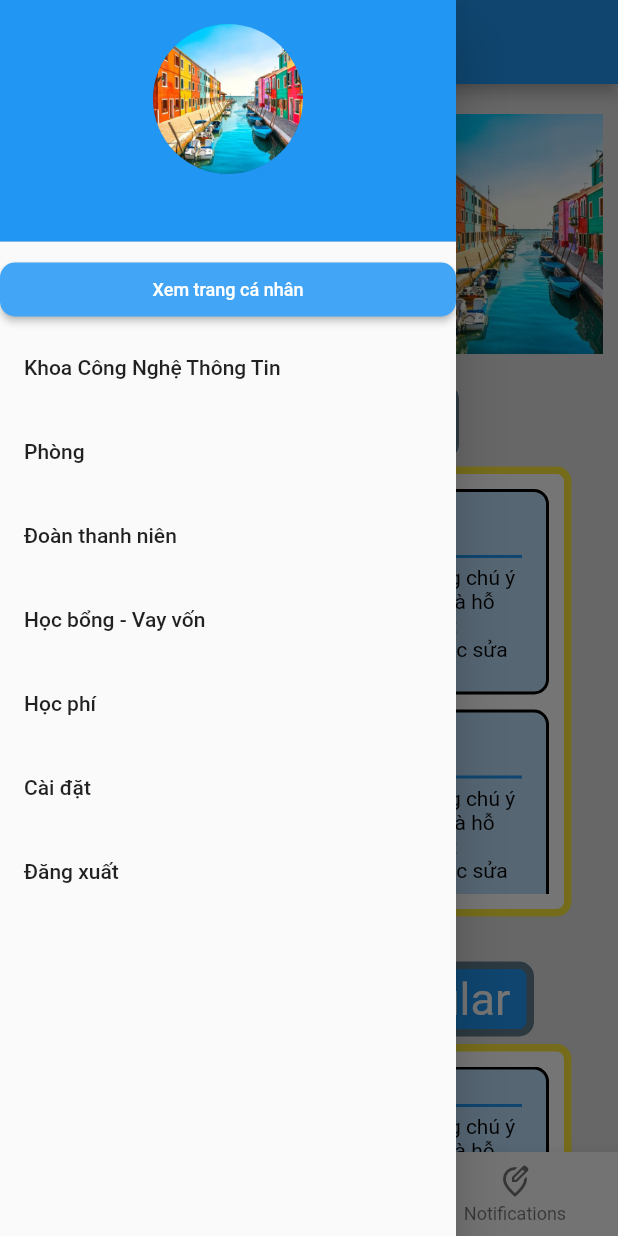
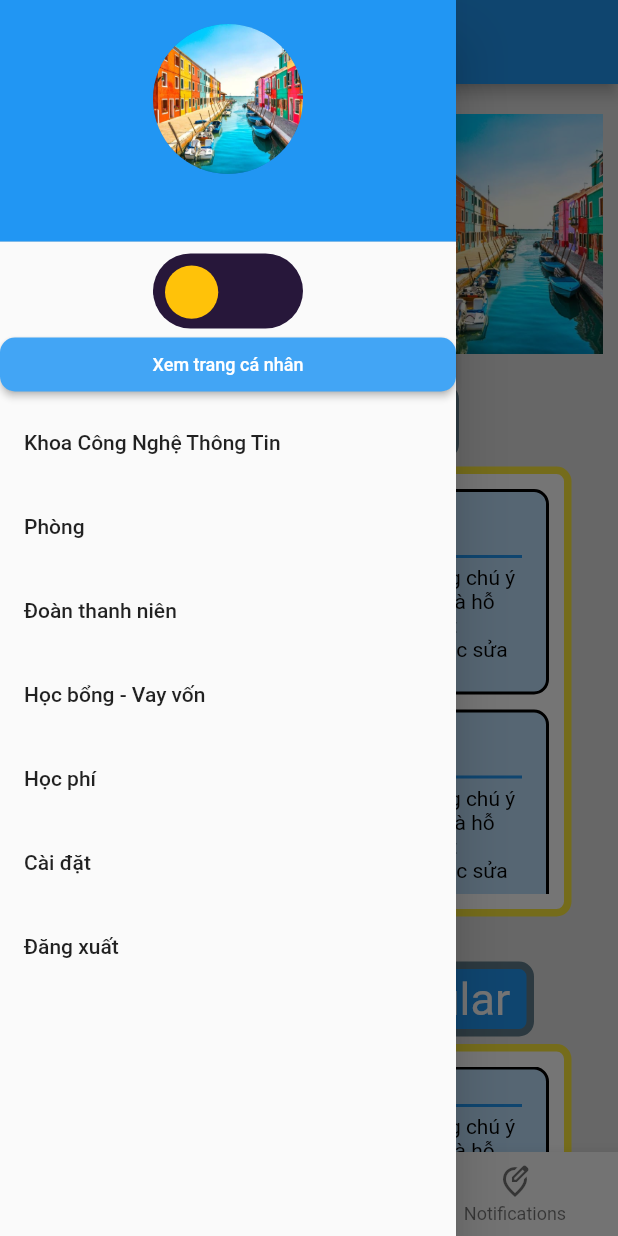
Before and after one commit to NguyenMinhDuc217/studentinformationmanagement, a Flutter app: the screen it shows after launch, with the side drawer open, on a phone screen of 412 x 824 dp. Run offline on Flutter 3.47's test engine with Material 2 defaults, Android fonts, the phone set to English and light mode, and no system bars; our stand-ins replace firebase_core, firebase_database; accounts and stored records are empty; Roboto replaces fonts that are missing (Karla).

Commit message:
chuyen chu de man hinh  sang/toi

```diff
--- a/lib/department.dart
+++ b/lib/department.dart
@@ -110,6 +110,7 @@ class _DepartmentPageState extends State<DepartmentPage> {
       _temp["canseemore"] as bool,
     );
   }
+
   @override
   void initState() {
     super.initState();
--- a/lib/main.dart
+++ b/lib/main.dart
@@ -1,7 +1,15 @@
+// ignore_for_file: unused_import
+
 import 'dart:io';
 
 import 'package:firebase_core/firebase_core.dart';
 import 'package:flutter/material.dart';
+
+import 'package:provider/provider.dart';
+import './providers/theme_provider.dart';
+
+import './mode_toggle_button.dart';
+
 import 'package:student_information_management/department.dart';
 import 'package:student_information_management/errorlogin.dart';
 import 'package:student_information_management/homepage.dart';
@@ -25,15 +33,45 @@ class MyApp extends StatelessWidget {
   // This widget is the root of your application.
   @override
   Widget build(BuildContext context) {
-    return MaterialApp(
-      title: 'Flutter Demo',
-      debugShowCheckedModeBanner: false,
-      theme: ThemeData(
-        //  brightness: Brightness.dark,
-        primarySwatch: Colors.blue,
+        return MultiProvider(
+      providers: [
+        ChangeNotifierProvider(
+          create: (ctx) => ThemeProvider(),
+        ),
+        //Your other providers goes here...
+      ],
+      child: Consumer<ThemeProvider>(
+        builder: (ctx, themeObject, _) => MaterialApp(
+          debugShowCheckedModeBanner: false,
+          title: 'Dynamic Theme Demo',
+          themeMode: themeObject.mode,
+          theme: ThemeData(
+            primarySwatch: Colors.blue,
+            primaryColor: Colors.blue[600],
+            accentColor: Colors.amber[700],
+            brightness: Brightness.light,
+            backgroundColor: Colors.grey[100],
+            fontFamily: 'Karla',
+            visualDensity: VisualDensity.adaptivePlatformDensity,
+          ),
+          darkTheme: ThemeData(
+            primarySwatch: Colors.blue,
+            primaryColor: Colors.blue[300],
+            accentColor: Colors.amber,
+            brightness: Brightness.dark,
+            backgroundColor: Colors.grey[900],
+            fontFamily: 'Karla',
+            visualDensity: VisualDensity.adaptivePlatformDensity,
+          ),
+          home: FirstPage(),
+        ),
       ),
-      home: FirstPage(),
     );
+    // return MaterialApp(
+    //   title: 'Flutter Demo',
+    //   debugShowCheckedModeBanner: false,
+    //   home: FirstPage(),
+    // );
   }
 }
 
--- a/lib/menu.dart
+++ b/lib/menu.dart
@@ -7,6 +7,8 @@ import 'package:student_information_management/post.dart';
 import 'package:student_information_management/profile.dart';
 import 'package:student_information_management/search.dart';
 import 'package:student_information_management/setting.dart';
+
+import './mode_toggle_button.dart';
 
 class MenuPage extends StatefulWidget {
   const MenuPage({Key? key}) : super(key: key);
@@ -34,6 +36,13 @@ class _MenuPagePageState extends State<MenuPage> {
                 ),
               ],
             ),
+          ),
+          Container(
+            child: Column(
+              children: [
+                ModeToggleButton(),
+              ],
+            )
           ),
           SizedBox(
             width: double.infinity,
--- /dev/null
+++ b/lib/mode_toggle_button.dart
@@ -0,0 +1,81 @@
+import 'package:flutter/material.dart';
+import 'package:flutter/services.dart';
+import 'package:provider/provider.dart';
+import 'providers/theme_provider.dart';
+
+
+class ModeToggleButton extends StatefulWidget {
+  @override
+  _ModeToggleButtonState createState() => _ModeToggleButtonState();
+}
+
+class _ModeToggleButtonState extends State<ModeToggleButton> {
+  Size get s => MediaQuery.of(context).size;
+  int isOn = 0;
+
+  @override
+  Widget build(BuildContext context) {
+    bool _darkModeEnabled =
+        Theme.of(context).brightness == Brightness.dark;
+        _darkModeEnabled ?isOn=1 : isOn =0;
+    return AnimatedContainer(
+      duration: Duration(milliseconds: 360),
+      width: 100,
+      height: 50,
+      color: Colors.transparent,
+      child: Center(
+        child: GestureDetector(
+          onTap: () {
+            HapticFeedback.mediumImpact();
+            Provider.of<ThemeProvider>(context,listen:false).toggleMode();
+            setState(() {
+              isOn == 0 ? isOn = 1 : isOn = 0;
+            });
+          },
+          child: Container(
+            width: s.width / 4,
+            height: s.width * 0.125,
+            decoration: BoxDecoration(
+              color: Color(0xff27173A),
+              borderRadius: BorderRadius.circular(60),
+            ),
+            child: Stack(
+              children: <Widget>[
+                AnimatedPositioned(
+                  duration: Duration(milliseconds: 360),
+                  top: 0,
+                  left: 0 + (s.width * 0.125) * isOn,
+                  child: Padding(
+                    padding: const EdgeInsets.all(8.0),
+                    child: Container(
+                      width: s.width * 0.125 - 16,
+                      height: s.width * 0.125 - 16,
+                      decoration: BoxDecoration(
+                        color: Color(0xffFFC209),
+                        shape: BoxShape.circle,
+                      ),
+                    ),
+                  ),
+                ),
+                AnimatedPositioned(
+                  duration: Duration(milliseconds: 360),
+                  top: isOn == 0 ? (s.width * 0.125 - 8) / 2 : 8,
+                  left: 0 + (s.width * 0.125 - 8) * isOn,
+                  child: AnimatedContainer(
+                    duration: Duration(milliseconds: 360),
+                    width: 8 + (s.width * 0.125 - 24) * isOn,
+                    height: 8 + (s.width * 0.125 - 24) * isOn,
+                    decoration: BoxDecoration(
+                      color: Color(0xff27173A),
+                      shape: BoxShape.circle,
+                    ),
+                  ),
+                ),
+              ],
+            ),
+          ),
+        ),
+      ),
+    );
+  }
+}
--- /dev/null
+++ b/lib/providers/theme_provider.dart
@@ -0,0 +1,14 @@
+import 'package:flutter/material.dart';
+
+class ThemeProvider with ChangeNotifier {
+  ThemeMode _mode;
+  ThemeMode get mode => _mode;
+  ThemeProvider({
+    ThemeMode mode = ThemeMode.light,
+  }) : _mode = mode;
+
+  void toggleMode() {
+    _mode = _mode == ThemeMode.light ? ThemeMode.dark : ThemeMode.light;
+    notifyListeners();
+  }
+}
--- a/pubspec.yaml
+++ b/pubspec.yaml
@@ -36,6 +36,9 @@ dependencies:
   cupertino_icons: ^1.0.2
   firebase_database: ^9.0.16
   firebase_core: ^1.18.0
+  adaptive_theme: ^3.1.0
+  flutter_riverpod: ^1.0.4
+  provider: ^6.0.3
   # firebase_database: ^9.0.0
 
 
```
Also changed, not shown: pubspec.lock.
